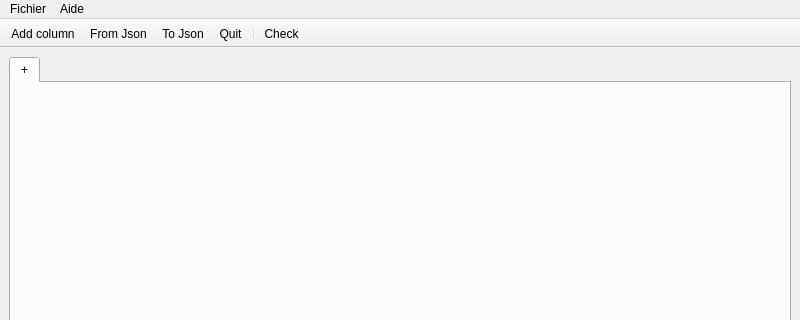
Before: the Qt Designer form ui/qastle.ui in Epono/qastle, drawn with Qt 5; both pictures show x 0 to 800 and y 0 to 320 of the 800 by 600 pixel window.
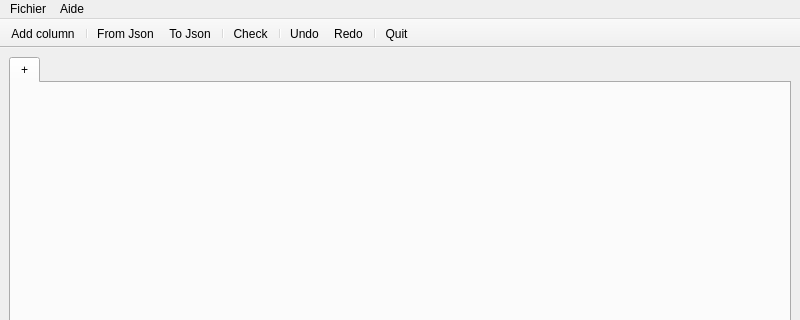
After: the same form once the commit is applied.

Commit message: Star of undo/redo

What changed in the file:
```diff
--- a/ui/qastle.ui
+++ b/ui/qastle.ui
@@ -83,11 +83,16 @@
     <bool>false</bool>
    </attribute>
    <addaction name="actionAddColumn"/>
+   <addaction name="separator"/>
    <addaction name="actionLoadFromJson"/>
    <addaction name="actionSaveToJson"/>
-   <addaction name="actionQuit"/>
    <addaction name="separator"/>
    <addaction name="actionCheck"/>
+   <addaction name="separator"/>
+   <addaction name="actionUndo"/>
+   <addaction name="actionRedo"/>
+   <addaction name="separator"/>
+   <addaction name="actionQuit"/>
   </widget>
   <action name="actionAddColumn">
    <property name="text">
@@ -132,6 +137,28 @@
     <string>Check</string>
    </property>
   </action>
+  <action name="actionUndo">
+   <property name="text">
+    <string>Undo</string>
+   </property>
+   <property name="toolTip">
+    <string>Undo</string>
+   </property>
+   <property name="shortcut">
+    <string>Ctrl+Z</string>
+   </property>
+  </action>
+  <action name="actionRedo">
+   <property name="text">
+    <string>Redo</string>
+   </property>
+   <property name="toolTip">
+    <string>Redo</string>
+   </property>
+   <property name="shortcut">
+    <string>Ctrl+Y</string>
+   </property>
+  </action>
  </widget>
  <resources/>
  <connections/>
```
The commit also changes 12 other files.
